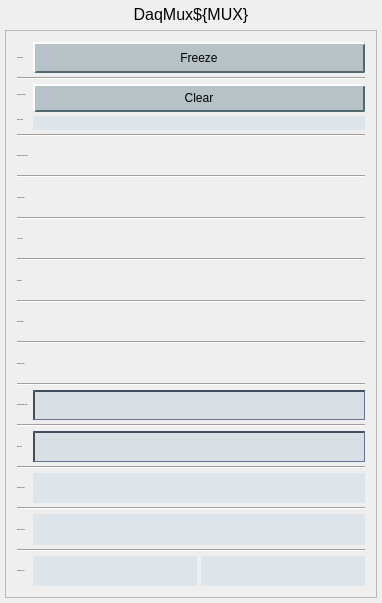
Before: the Qt Designer form daqMuxV2.ui in cristinasewell/ATCA_PyDM_Screens, drawn with Qt 5.
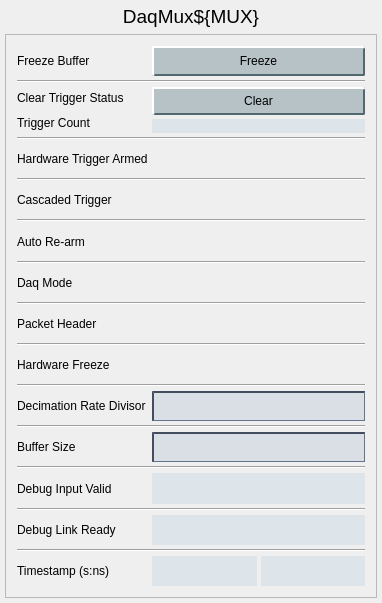
After: the same form once the commit is applied. Custom widgets are drawn as their Qt base class.

Commit message: FIX: take font-size out of the stylesheets

What changed in the file:
```diff
--- a/daqMuxV2.ui
+++ b/daqMuxV2.ui
@@ -73,19 +73,14 @@
     <widget class="QLabel" name="label_15">
      <property name="font">
       <font>
-       <pointsize>-1</pointsize>
-       <weight>50</weight>
-       <italic>false</italic>
-       <bold>false</bold>
-       <kerning>true</kerning>
+       <pointsize>14</pointsize>
       </font>
      </property>
      <property name="toolTipDuration">
       <number>-1</number>
      </property>
      <property name="styleSheet">
-      <string notr="true">QLabel{font-size: 16px;
- }</string>
+      <string notr="true"/>
      </property>
      <property name="text">
       <string>DaqMux${MUX}</string>
@@ -106,7 +101,7 @@
         <x>0</x>
         <y>0</y>
         <width>360</width>
-        <height>600</height>
+        <height>596</height>
        </rect>
       </property>
       <layout class="QHBoxLayout" name="horizontalLayout">
@@ -279,9 +274,7 @@
          <item row="30" column="0">
           <widget class="QLabel" name="label_14">
            <property name="font">
-            <font>
-             <pointsize>-1</pointsize>
-            </font>
+            <font/>
            </property>
            <property name="styleSheet">
             <string notr="true"/>
@@ -318,9 +311,7 @@
          <item row="3" column="0">
           <widget class="QLabel" name="label_2">
            <property name="font">
-            <font>
-             <pointsize>-1</pointsize>
-            </font>
+            <font/>
            </property>
            <property name="styleSheet">
             <string notr="true"/>
@@ -333,9 +324,7 @@
          <item row="22" column="0">
           <widget class="QLabel" name="label_10">
            <property name="font">
-            <font>
-             <pointsize>-1</pointsize>
-            </font>
+            <font/>
            </property>
            <property name="styleSheet">
             <string notr="true"/>
@@ -434,9 +423,7 @@
          <item row="10" column="0">
           <widget class="QLabel" name="label_4">
            <property name="font">
-            <font>
-             <pointsize>-1</pointsize>
-            </font>
+            <font/>
            </property>
            <property name="styleSheet">
             <string notr="true"/>
@@ -465,9 +452,7 @@
            <item row="0" column="0">
             <widget class="QLabel" name="label_3">
              <property name="font">
-              <font>
-               <pointsize>-1</pointsize>
-              </font>
+              <font/>
              </property>
              <property name="styleSheet">
               <string notr="true"/>
@@ -480,9 +465,7 @@
            <item row="1" column="0">
             <widget class="QLabel" name="label_11">
              <property name="font">
-              <font>
-               <pointsize>-1</pointsize>
-              </font>
+              <font/>
              </property>
              <property name="styleSheet">
               <string notr="true"/>
@@ -568,9 +551,7 @@
          <item row="16" column="0">
           <widget class="QLabel" name="label_7">
            <property name="font">
-            <font>
-             <pointsize>-1</pointsize>
-            </font>
+            <font/>
            </property>
            <property name="styleSheet">
             <string notr="true"/>
@@ -583,9 +564,7 @@
          <item row="25" column="0">
           <widget class="QLabel" name="label_12">
            <property name="font">
-            <font>
-             <pointsize>-1</pointsize>
-            </font>
+            <font/>
            </property>
            <property name="styleSheet">
             <string notr="true"/>
@@ -641,9 +620,7 @@
          <item row="20" column="0">
           <widget class="QLabel" name="label_9">
            <property name="font">
-            <font>
-             <pointsize>-1</pointsize>
-            </font>
+            <font/>
            </property>
            <property name="styleSheet">
             <string notr="true"/>
@@ -656,9 +633,7 @@
          <item row="12" column="0">
           <widget class="QLabel" name="label_5">
            <property name="font">
-            <font>
-             <pointsize>-1</pointsize>
-            </font>
+            <font/>
            </property>
            <property name="styleSheet">
             <string notr="true"/>
@@ -692,9 +667,7 @@
          <item row="18" column="0">
           <widget class="QLabel" name="label_8">
            <property name="font">
-            <font>
-             <pointsize>-1</pointsize>
-            </font>
+            <font/>
            </property>
            <property name="styleSheet">
             <string notr="true"/>
@@ -803,9 +776,7 @@
          <item row="7" column="0">
           <widget class="QLabel" name="label">
            <property name="font">
-            <font>
-             <pointsize>-1</pointsize>
-            </font>
+            <font/>
            </property>
            <property name="styleSheet">
             <string notr="true"/>
@@ -843,9 +814,7 @@
          <item row="14" column="0">
           <widget class="QLabel" name="label_6">
            <property name="font">
-            <font>
-             <pointsize>-1</pointsize>
-            </font>
+            <font/>
            </property>
            <property name="styleSheet">
             <string notr="true"/>
@@ -865,9 +834,7 @@
          <item row="28" column="0">
           <widget class="QLabel" name="label_13">
            <property name="font">
-            <font>
-             <pointsize>-1</pointsize>
-            </font>
+            <font/>
            </property>
            <property name="styleSheet">
             <string notr="true"/>
```
The commit also changes 8 other files.
